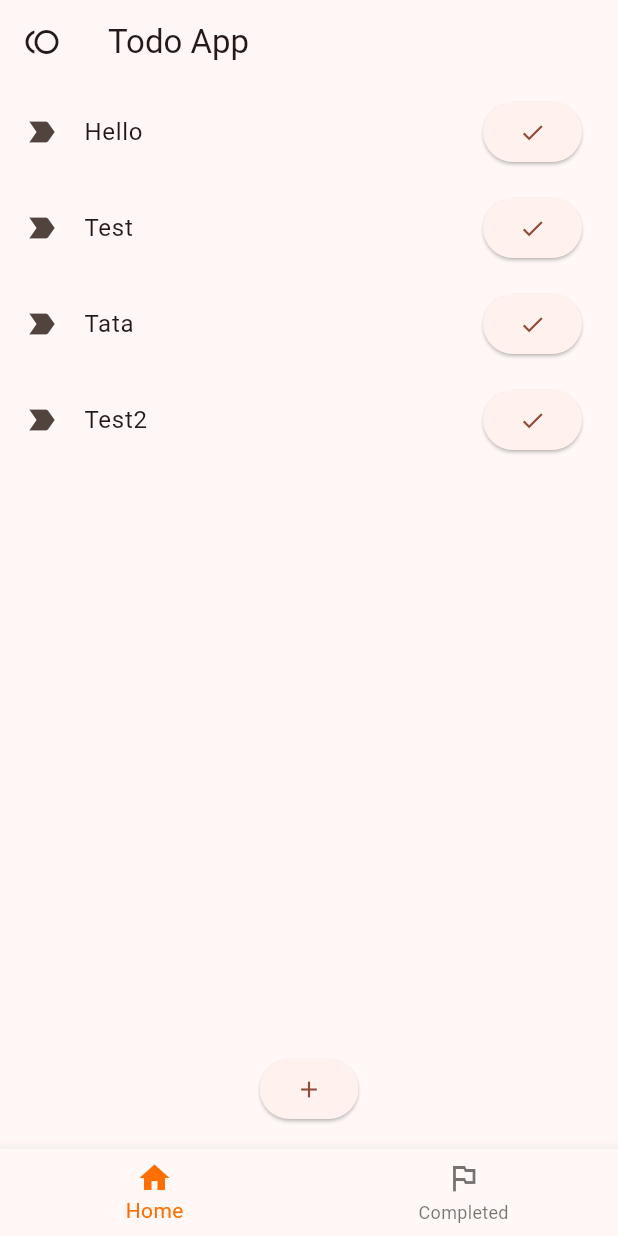
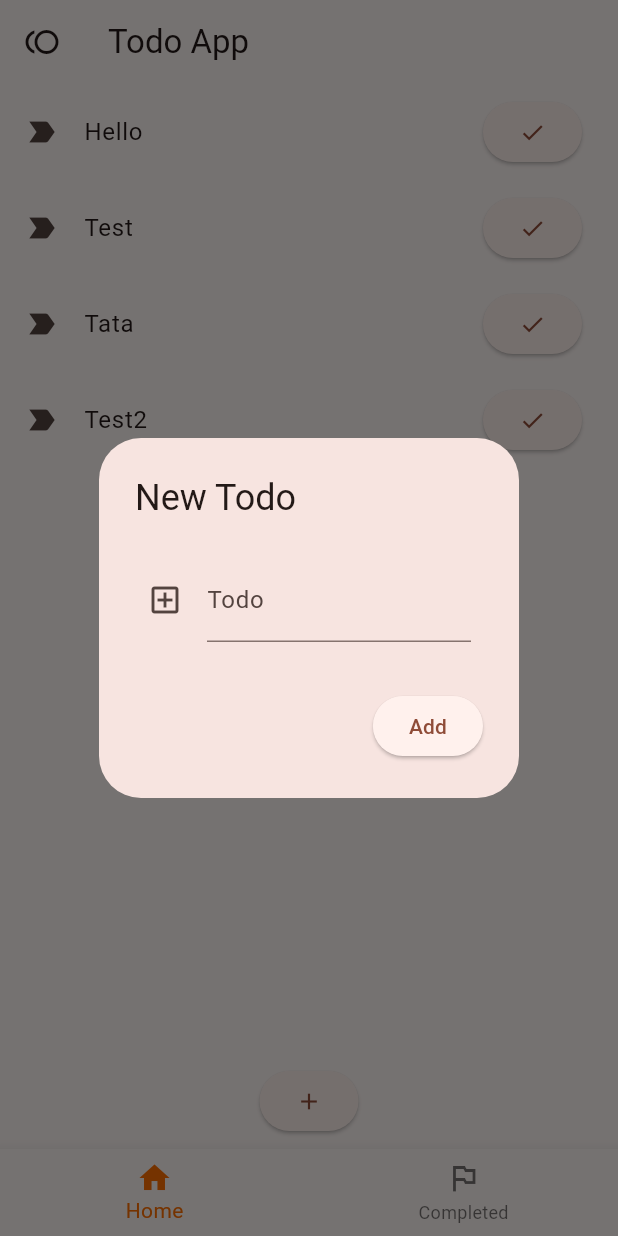
Before and after one commit to Santho-sh/flutter-todo-app, a Flutter app: the screen it shows after launch, after a tap on the "add" icon, on a phone screen of 412 x 824 dp. Run offline on Flutter 3.47's test engine with Material 2 defaults, Android fonts, the phone set to English and light mode, and no system bars.

Commit message:
Add new todo - completed

```diff
--- a/lib/active_todos.dart
+++ b/lib/active_todos.dart
@@ -81,12 +81,48 @@ class AddTodo extends StatelessWidget {
 
   @override
   Widget build(BuildContext context) {
-    return Padding(
-      padding: const EdgeInsets.all(8.0),
-      child: ElevatedButton(
-        onPressed: () {},
-        child: const Icon(Icons.add),
-      ),
+    var appState = Provider.of<AppState>(context);
+
+    return ElevatedButton(
+      child: const Icon(Icons.add),
+      onPressed: () {
+        showDialog(
+          context: context,
+          builder: (BuildContext context) {
+            // variable to store input textfield data
+            var myController = TextEditingController();
+
+            return AlertDialog(
+              scrollable: true,
+              title: const Text("New Todo"),
+              content: Padding(
+                padding: const EdgeInsets.all(8.0),
+                child: Form(
+                  child: Column(
+                    children: [
+                      TextFormField(
+                        controller: myController,
+                        decoration: const InputDecoration(
+                          labelText: "Todo",
+                          icon: Icon(Icons.add_box_outlined),
+                        ),
+                      ),
+                    ],
+                  ),
+                ),
+              ),
+              actions: [
+                ElevatedButton(
+                  child: const Text("Add"),
+                  onPressed: () {
+                    appState.addTodo(myController.text);
+                  },
+                ),
+              ],
+            );
+          },
+        );
+      },
     );
   }
 }
--- a/lib/main.dart
+++ b/lib/main.dart
@@ -28,7 +28,6 @@ class MyApp extends StatelessWidget {
 }
 
 class AppState extends ChangeNotifier {
-  var newTodo = 'newone';
   var activeTodos = <String>['Hello', 'Test', 'Tata', 'Test2'];
   var completedTodos = <String>['Bye', 'Completed'];
 
```
